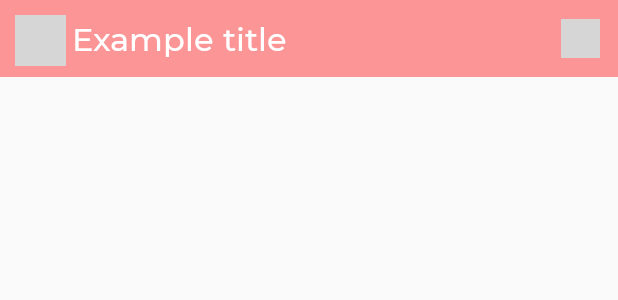
After one commit to mattopsh/ISI-ParkingFinderAndroid, an Android app: the layout layout_normal_action_bar.xml on its own in the app's theme, with its tools: preview values and no code run, on a phone screen of 412 x 824 dp. The commit adds this screen. Shown: the top 300 px of the screen. Run offline under Robolectric (Android 15) with nearby library versions, the phone set to English and light mode, and no system bars; grey boxes are pictures that could not be loaded.

Commit message:
Common inetrfaces for mvp architecture, add common action bars layouts

```diff
--- a/app/src/main/AndroidManifest.xml
+++ b/app/src/main/AndroidManifest.xml
@@ -9,7 +9,7 @@
             android:roundIcon="@mipmap/ic_launcher_round"
             android:supportsRtl="true"
             android:theme="@style/AppTheme">
-        <activity android:name="com.isi.pzrkingfinderapp.MainActivity">
+        <activity android:name="com.hfad.parkingfinderapp.MainActivity">
             <intent-filter>
                 <action android:name="android.intent.action.MAIN"/>
 
--- a/app/src/main/java/com/isi/pzrkingfinderapp/MainActivity.kt
+++ b/app/src/main/java/com/hfad/parkingfinderapp/MainActivity.kt
@@ -1,7 +1,8 @@
-package com.isi.pzrkingfinderapp
+package com.hfad.parkingfinderapp
 
 import android.support.v7.app.AppCompatActivity
 import android.os.Bundle
+import com.hfad.parkingfinderapp.R
 
 class MainActivity : AppCompatActivity() {
 
--- a/app/src/main/java/com/isi/pzrkingfinderapp/restclient/auth/dto/AccessTokenResponseDto.kt
+++ b/app/src/main/java/com/hfad/parkingfinderapp/restclient/auth/dto/AccessTokenResponseDto.kt
@@ -1,3 +1,3 @@
-package com.isi.pzrkingfinderapp.restclient.auth.dto
+package com.hfad.parkingfinderapp.restclient.auth.dto
 
 data class AccessTokenResponseDto(val accessToken: String)
--- /dev/null
+++ b/app/src/main/java/com/hfad/parkingfinderapp/restclient/auth/dto/FbTokenDto.kt
@@ -0,0 +1,3 @@
+package com.hfad.parkingfinderapp.restclient.auth.dto
+
+data class FbTokenDto(val fbToken: String)
--- a/app/src/main/java/com/isi/pzrkingfinderapp/restclient/auth/dto/TokensResponseDto.kt
+++ b/app/src/main/java/com/hfad/parkingfinderapp/restclient/auth/dto/TokensResponseDto.kt
@@ -1,3 +1,3 @@
-package com.isi.pzrkingfinderapp.restclient.auth.dto
+package com.hfad.parkingfinderapp.restclient.auth.dto
 
 data class TokensResponseDto(val refreshToken: String, val accessToken: String)
--- a/app/src/main/java/com/isi/pzrkingfinderapp/restclient/auth/dto/UserCredentialsDto.kt
+++ b/app/src/main/java/com/hfad/parkingfinderapp/restclient/auth/dto/UserCredentialsDto.kt
@@ -1,3 +1,3 @@
-package com.isi.pzrkingfinderapp.restclient.auth.dto
+package com.hfad.parkingfinderapp.restclient.auth.dto
 
 data class UserCredentialsDto(val email: String, val password: String)
--- /dev/null
+++ b/app/src/main/java/com/hfad/parkingfinderapp/utils/mvp/ViewException.kt
@@ -0,0 +1,6 @@
+package com.hfad.parkingfinderapp.utils.mvp
+
+interface ViewException {
+    fun handleHttpException(code: Int): Boolean
+    fun handleException(exception: Throwable)
+}
--- /dev/null
+++ b/app/src/main/java/com/hfad/parkingfinderapp/utils/mvp/ViewLoad.kt
@@ -0,0 +1,5 @@
+package com.hfad.parkingfinderapp.utils.mvp
+
+interface ViewLoad {
+    fun setLoading(isLoading: Boolean)
+}
--- a/app/src/main/java/com/isi/pzrkingfinderapp/restclient/auth/dto/FbTokenDto.kt
+++ /dev/null
@@ -1,3 +0,0 @@
-package com.isi.pzrkingfinderapp.restclient.auth.dto
-
-data class FbTokenDto(val fbToken: String)
--- /dev/null
+++ b/app/src/main/res/layout/layout_normal_action_bar.xml
@@ -0,0 +1,54 @@
+<?xml version="1.0" encoding="utf-8"?>
+<android.support.constraint.ConstraintLayout xmlns:android="http://schemas.android.com/apk/res/android"
+    xmlns:app="http://schemas.android.com/apk/res-auto"
+    xmlns:tools="http://schemas.android.com/tools"
+    android:layout_width="match_parent"
+    android:layout_height="wrap_content">
+
+    <TextView
+        android:id="@+id/actionBar1Bg"
+        android:layout_width="match_parent"
+        android:layout_height="wrap_content"
+        android:background="#66ff0000"
+        android:paddingBottom="16dp"
+        android:paddingTop="16dp" />
+
+    <TextView
+        android:id="@+id/titleTV"
+        android:layout_width="wrap_content"
+        android:layout_height="wrap_content"
+        android:layout_marginEnd="20dp"
+        android:layout_marginStart="4dp"
+        android:fontFamily="@font/montserrat_medium"
+        android:textColor="#ffffff"
+        android:textSize="21sp"
+        app:layout_constraintBottom_toBottomOf="@id/actionBar1Bg"
+        app:layout_constraintEnd_toEndOf="parent"
+        app:layout_constraintHorizontal_bias="0.0"
+        app:layout_constraintStart_toEndOf="@+id/backArrow1IV"
+        app:layout_constraintTop_toTopOf="@id/actionBar1Bg"
+        tools:text="Example title" />
+
+    <ImageView
+        android:id="@+id/backArrow1IV"
+        android:layout_width="34dp"
+        android:layout_height="34dp"
+        android:layout_marginStart="10dp"
+        android:layout_marginTop="2dp"
+        android:padding="8dp"
+        android:src="@drawable/button_back_arrow"
+        app:layout_constraintBottom_toBottomOf="@id/titleTV"
+        app:layout_constraintStart_toStartOf="parent"
+        app:layout_constraintTop_toTopOf="@id/titleTV" />
+
+    <ImageView
+        android:id="@+id/searchIV"
+        android:layout_width="26dp"
+        android:layout_height="26dp"
+        android:layout_marginEnd="12dp"
+        android:src="@drawable/ic_search"
+        app:layout_constraintBottom_toBottomOf="@id/titleTV"
+        app:layout_constraintEnd_toEndOf="parent"
+        app:layout_constraintTop_toTopOf="@id/titleTV" />
+
+</android.support.constraint.ConstraintLayout>
```
Also changed, not shown: app/src/main/java/com/hfad/parkingfinderapp/restclient/auth/AuthCalls.kt (renamed from app/src/main/java/com/isi/pzrkingfinderapp/restclient/auth/AuthCalls.kt, +5 -5 lines), app/src/main/java/com/hfad/parkingfinderapp/utils/mvp/BasePresenter.kt (added, +11 -0 lines), app/src/main/res/layout/layout_search_action_bar.xml (added, +68 -0 lines), app/src/main/res/font/montserrat_bold.ttf (added), app/src/main/res/font/montserrat_medium.ttf (added), 4 other files.
